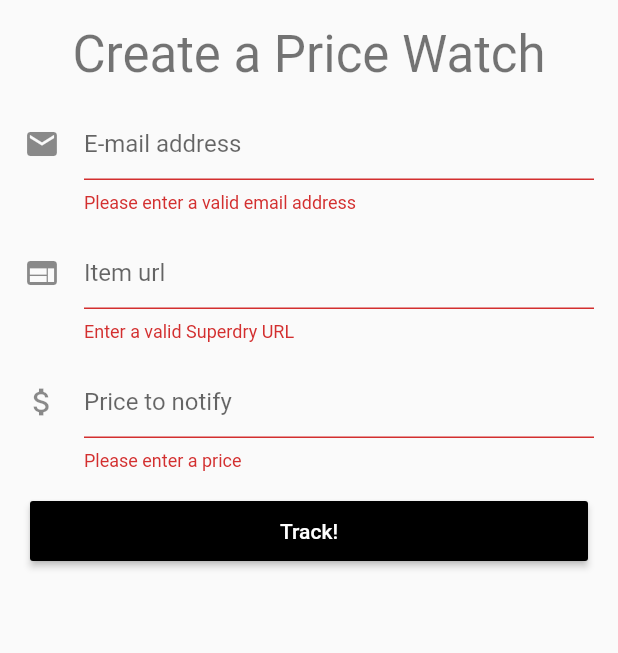
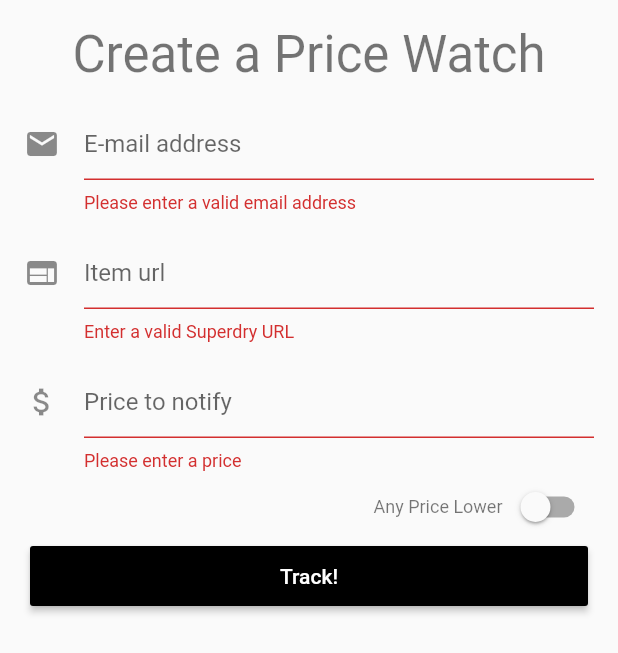
Before and after one commit to skirillex/Price_Database_Site, a Flutter app: the GetNotifiedForm widget shown alone on an empty page, opened directly, on a phone screen of 412 x 824 dp. Shown: the top 653 px of the screen. Run offline on Flutter 3.47's test engine with Material 2 defaults, Android fonts, the phone set to English and light mode, and no system bars; our stand-ins replace charts_flutter, fluro; network calls fail; statements that could not run were skipped.

Commit message:
added button slider to give option of any price instead of entering an explicit price

```diff
--- a/lib/Widgets/GetNotifiedForm.dart
+++ b/lib/Widgets/GetNotifiedForm.dart
@@ -104,6 +104,7 @@ class GetNotifiedFormState extends State<GetNotifiedForm>
     }
   }
 
+  bool isSwitched = false;
 
   @override
   Widget build(BuildContext context) {
@@ -155,26 +156,64 @@ class GetNotifiedFormState extends State<GetNotifiedForm>
                             ),
                           ),
                           Padding(
-                            padding: EdgeInsets.all(8),
+                            padding: EdgeInsets.only(left: 8, right: 8, top: 8,),
                             child: TextFormField(
+                              enabled: !isSwitched,
+                              style: TextStyle(color: isSwitched ? Colors.white : Colors.black),
                               validator: (val) =>
-                                  isValidPrice(val) ? 'Please enter a price' : null,
+                                  isValidPrice(val)  ? 'Please enter a price' : null,
                               decoration:
                                   InputDecoration(hintText: "Price to notify", icon: Icon(Icons.attach_money)),
                               controller: priceController,
                               inputFormatters: [WhitelistingTextInputFormatter.digitsOnly],
                             ),
                           ),
-                          Container(
+                          Align(
+                            alignment: Alignment.centerRight,
+                            child: Padding(
+                              padding: EdgeInsets.only(right: 8),
+                              child: Row(
+                                mainAxisAlignment: MainAxisAlignment.end,
+                                children: <Widget>[
+                                  Padding(
+                                    padding: EdgeInsets.only(right: 2),
+                                    child: Text("Any Price Lower", style: Theme.of(context).textTheme.display1.merge(TextStyle(fontSize: 12)),),
+                                  ),
+                                  Switch(
+                                    activeColor: Colors.deepOrange,
+                                    value: isSwitched,
+                                    onChanged: (value){
+                                      setState(() {
+                                        isSwitched = value;
+                                        if (isSwitched == true)
+                                          {
+                                            priceController.text = "0000";
+                                          }
+                                        else
+                                          {
+                                            priceController.text = "";
+                                          }
+                                      });
+                                    },
+
+                                  ),
+                                ],
+                              )
+                            ),
+                          ),
+                          Align(
+                            alignment: Alignment.bottomCenter,
+                            child: Container(
                               height: 40,
                               width: double.infinity,
-                            margin: EdgeInsets.all(12),
+                              margin: EdgeInsets.only(top:2,right: 12, bottom: 12, left: 12),//all(12),
                               child: RaisedButton(
                                   color: Colors.black,
                                   hoverColor: Colors.deepOrange,
                                   textColor: Colors.white,
                                   child: Text('Track!'),
                                   onPressed: _submitForm // _showWelcomeScreen
+                              ),
                             ),
                           ),
                           Container(
@@ -211,6 +250,10 @@ class GetNotifiedFormState extends State<GetNotifiedForm>
                                     onPressed: () {
                                       setState(() {
                                         isVisible = !isVisible;
+                                        emailController.clear();
+                                        priceController.clear();
+                                        itemUrlController.clear();
+                                        errormessage = "";
                                       });
                                     },
                                   ))
--- a/lib/Widgets/NotificationFormAnimatedContainer.dart
+++ b/lib/Widgets/NotificationFormAnimatedContainer.dart
@@ -33,7 +33,7 @@ class NotificationFormAnimatedContainerState extends State<NotificationFormAnima
         borderRadius: _borderRadius,
       ),
       duration: Duration(milliseconds: 300),
-      curve: Curves.easeInOutSine,
+      curve: Curves.easeInOut,
       child: Padding(
         padding: EdgeInsets.fromLTRB(0,0, 30,0),
         child:
@@ -52,7 +52,7 @@ class NotificationFormAnimatedContainerState extends State<NotificationFormAnima
     setState(() {
 
       if ( open == false) {
-        height = 450;
+        height = 480;
         open = true;
       }
       else
```
Lines whose indentation alone changed are shown as unchanged.
